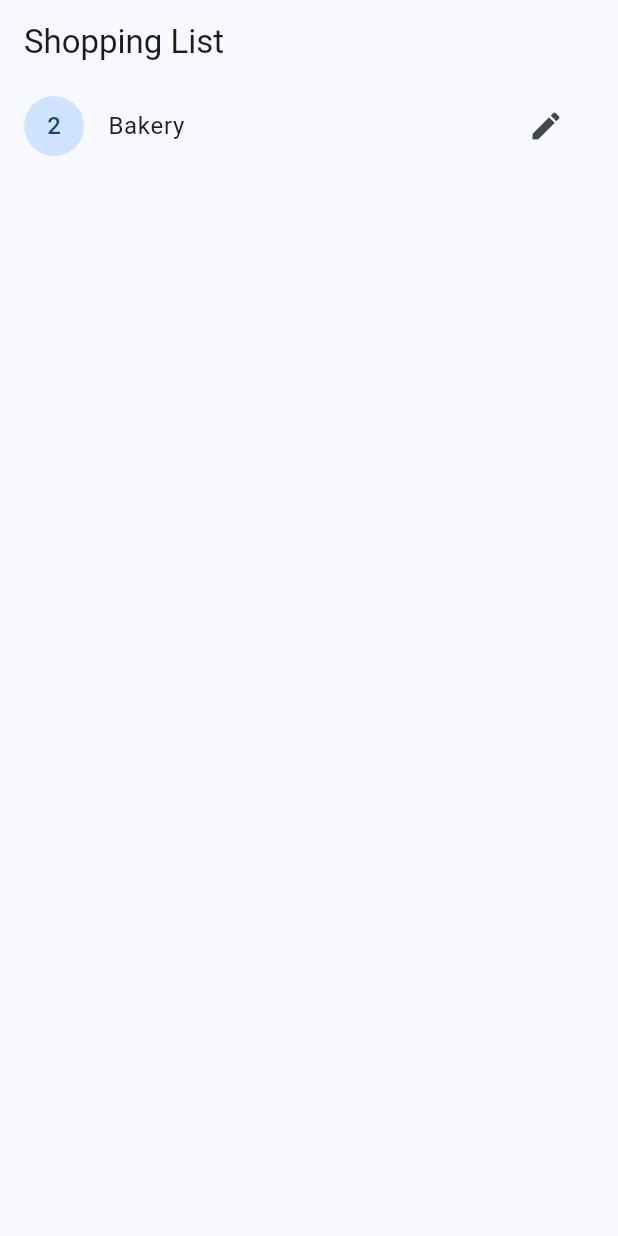
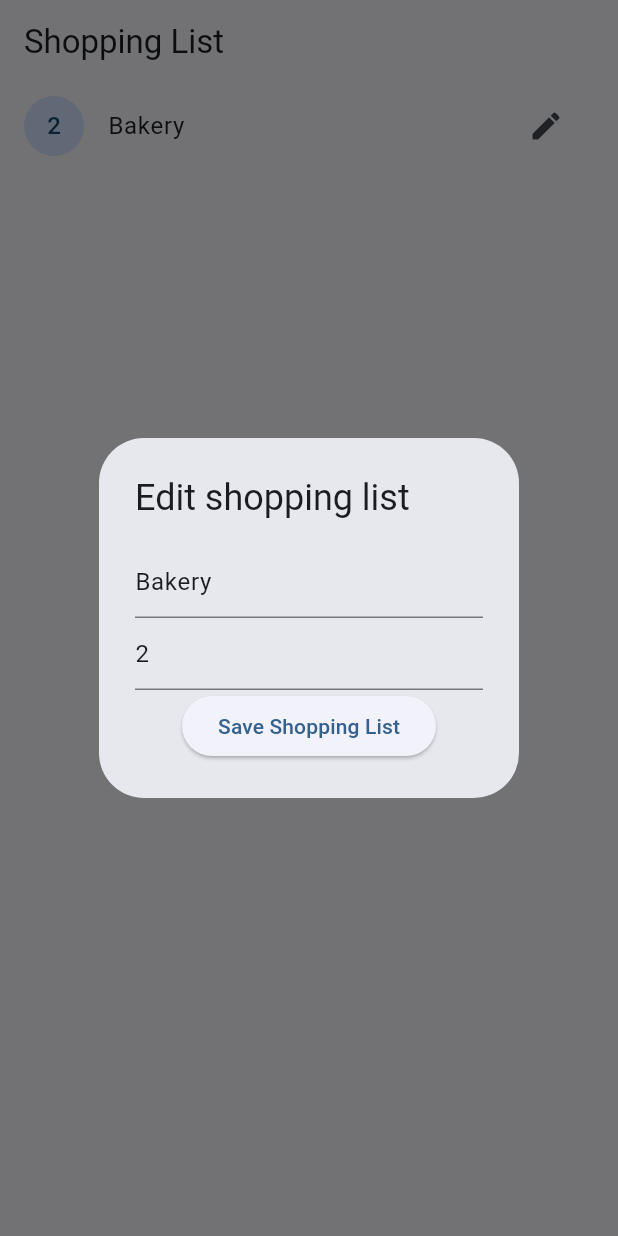
Before and after one commit to thisfren/Flutter-Projects, a Flutter app: the screen it shows after launch, after a tap on the "edit" icon, on a phone screen of 412 x 824 dp. Run offline on Flutter 3.47's test engine with Material 3 defaults, Android fonts, the phone set to English and light mode, and no system bars; our stand-ins replace sqflite; accounts and stored records are empty.

Commit message:
Edit lists (name, priority) done.

```diff
--- a/Ch. 6 - Store That Data (SQLite)/shopping/lib/main.dart
+++ b/Ch. 6 - Store That Data (SQLite)/shopping/lib/main.dart
@@ -1,11 +1,12 @@
 // lib/main.dart
 
-import 'package:flutter/material.dart' show AppBar, BuildContext, Center, CircleAvatar, CircularProgressIndicator, ColorScheme, Colors, Icon, IconButton, Icons, ListTile, ListView, MaterialApp, MaterialPageRoute, Navigator, Scaffold, State, StatefulWidget, StatelessWidget, Text, ThemeData, Widget, runApp;
+import 'package:flutter/material.dart' show AppBar, BuildContext, Center, CircleAvatar, CircularProgressIndicator, ColorScheme, Colors, Icon, IconButton, Icons, ListTile, ListView, MaterialApp, MaterialPageRoute, Navigator, Scaffold, State, StatefulWidget, StatelessWidget, Text, ThemeData, Widget, runApp, showDialog;
 
 import './util/dbhelper.dart';
 import './models/list_items.dart';
 import './models/shopping_list.dart';
 import './ui/items_screen.dart';
+import './ui/shopping_list_dialog.dart';
 
 void main() {
   runApp(const MyApp());
@@ -39,9 +40,11 @@ class ShList extends StatefulWidget {
 class _ShListState extends State<ShList> {
   List<ShoppingList>? shoppingList;
   DBHelper helper = DBHelper();
+  ShoppingListDialog? dialog;
 
   @override
   void initState() {
+    dialog = ShoppingListDialog();
     super.initState();
     showData(); // Fetch data when the widget is initialized
   }
@@ -72,7 +75,17 @@ class _ShListState extends State<ShList> {
               },
               trailing: IconButton(
                 icon: Icon(Icons.edit),
-                onPressed: () {},
+                onPressed: () async {
+                  final updatedList = await showDialog <ShoppingList>(
+                    context: context,
+                    builder: (BuildContext context) => dialog!.buildDialog(context, shoppingList![index], false)
+                  );
+                  if (updatedList != null) {
+                    setState(() {
+                      shoppingList![index] = updatedList;
+                    });
+                  }
+                },
               )
             );
           },
--- /dev/null
+++ b/Ch. 6 - Store That Data (SQLite)/shopping/lib/ui/shopping_list_dialog.dart
@@ -0,0 +1,65 @@
+// lib/ui/shopping_list_dialog.dart
+/*
+ * What we want to achieve here is showing our user a dialog window that allows them to insert or edit a ShoppingList.
+ */
+
+import 'package:flutter/material.dart' show AlertDialog, BuildContext, Column, ElevatedButton, InputDecoration, Navigator, RoundedRectangleBorder, SingleChildScrollView, Text, TextEditingController, TextField, TextInputType, Widget;
+import 'package:flutter/painting.dart';
+
+import '../util/dbhelper.dart' show DBHelper;
+import '../models/shopping_list.dart' show ShoppingList;
+
+
+/*
+For this class, we want to show the user two textboxes, one for the title of the ShoppingList and one for the priority that the user will choose.
+*/
+class ShoppingListDialog {
+  final txtName = TextEditingController();
+  final txtPriority = TextEditingController();
+
+  Widget buildDialog(BuildContext context, ShoppingList list, bool isNew) {
+    DBHelper helper = DBHelper();
+
+    if (!isNew) {
+      txtName.text = list.name;
+      txtPriority.text = list.priority.toString();
+    }
+
+    return AlertDialog(
+      shape: RoundedRectangleBorder(
+        borderRadius: BorderRadius.circular(30)
+      ),
+      title: Text(isNew ? 'New shopping list' : 'Edit shopping list'), // Inform whether this dialog is used to insert a new list or to update an existing one
+      content: SingleChildScrollView(
+        child: Column(
+          children: <Widget>[
+            TextField(
+              controller: txtName,
+              decoration: InputDecoration(
+                hintText: 'Shopping List Name'
+              )
+            ),
+            TextField(
+              controller: txtPriority,
+              keyboardType: TextInputType.number,
+              decoration: InputDecoration(
+                hintText: 'Shopping List Priority (1-3)'
+              )
+            ),
+            ElevatedButton(
+              child: Text('Save Shopping List'),
+              onPressed: () {
+                list.name = txtName.text;
+                list.priority = int.parse(txtPriority.text);
+
+                helper.insertList(list);
+
+                Navigator.pop(context, list);
+              },
+            )
+          ],
+        )
+      )
+    );
+  }
+}
```
Also changed, not shown: Ch. 6 - Store That Data (SQLite)/shopping/lib/ui/list_item_dialog.dart (added).
